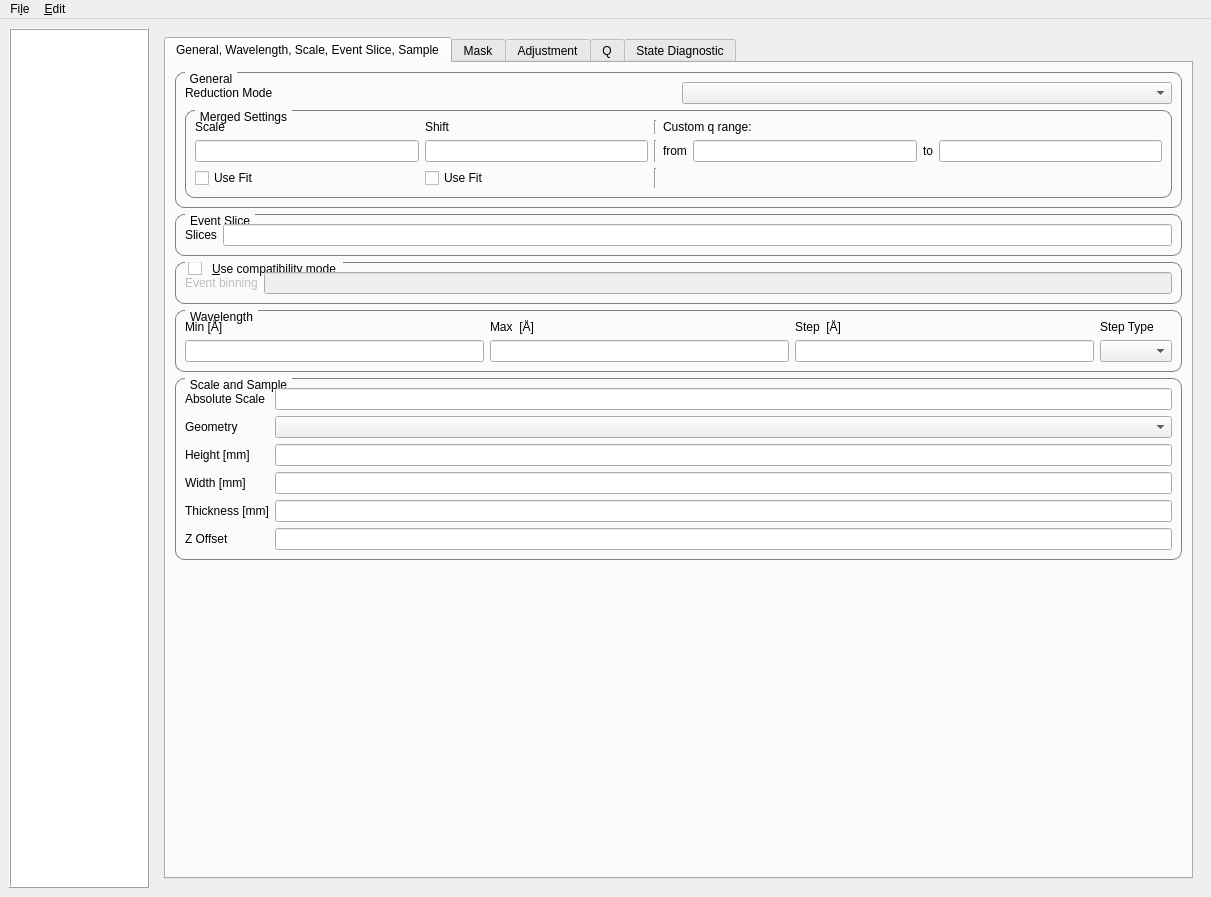
Qt form scripts/Interface/ui/sans_isis/sans_data_processor_window.ui (mantidproject/mantid) before a commit.
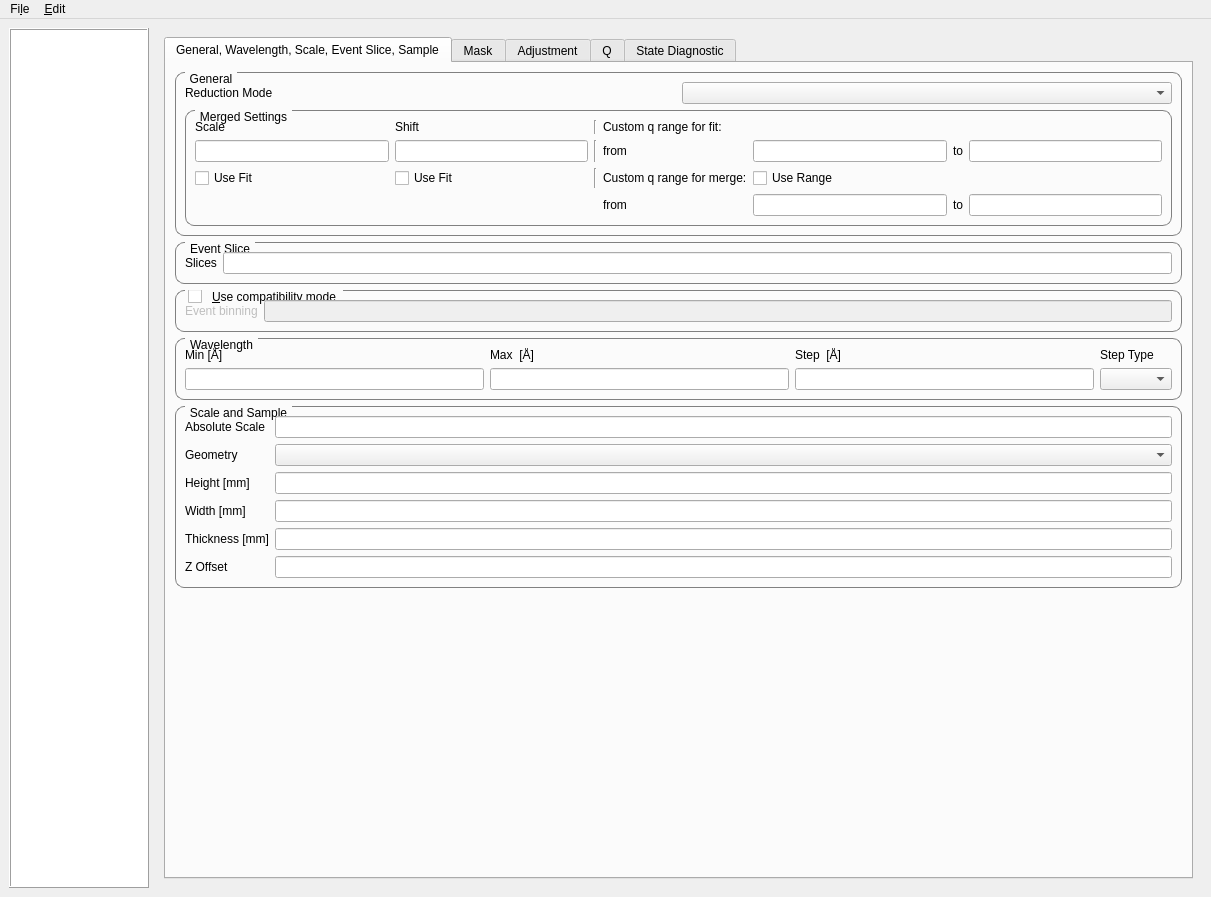
The same form after that commit. The open tabs and pages were chosen to show the change. Custom widgets are drawn as their Qt base class.

Patch:
```diff
--- a/scripts/Interface/ui/sans_isis/sans_data_processor_window.ui
+++ b/scripts/Interface/ui/sans_isis/sans_data_processor_window.ui
@@ -490,7 +490,41 @@
                         <item row="0" column="3" colspan="2">
                          <widget class="QLabel" name="label">
                           <property name="text">
-                           <string>Custom q range:</string>
+                           <string>Custom q range for fit:</string>
+                          </property>
+                         </widget>
+                        </item>
+                        <item row="2" column="3">
+                         <widget class="QLabel" name="label_2">
+                          <property name="text">
+                           <string>Custom q range for merge:</string>
+                          </property>
+                         </widget>
+                        </item>
+                        <item row="3" column="6">
+                         <widget class="QLineEdit" name="merged_max_line_edit"/>
+                        </item>
+                        <item row="3" column="5">
+                         <widget class="QLabel" name="label_5">
+                          <property name="text">
+                           <string>to</string>
+                          </property>
+                         </widget>
+                        </item>
+                        <item row="3" column="4">
+                         <widget class="QLineEdit" name="merged_min_line_edit"/>
+                        </item>
+                        <item row="3" column="3">
+                         <widget class="QLabel" name="label_6">
+                          <property name="text">
+                           <string>from</string>
+                          </property>
+                         </widget>
+                        </item>
+                        <item row="2" column="4">
+                         <widget class="QCheckBox" name="merge_mask_check_box">
+                          <property name="text">
+                           <string>Use Range</string>
                           </property>
                          </widget>
                         </item>
```
